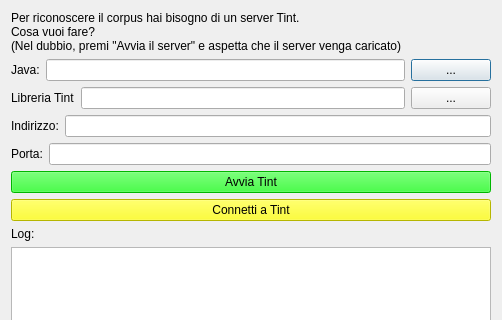
Above: forms/tint.ui from zorbaproject/Bran before the change; both pictures show x 0 to 502 and y 0 to 320 of the 502 by 481 pixel window. Below: the same form after it.
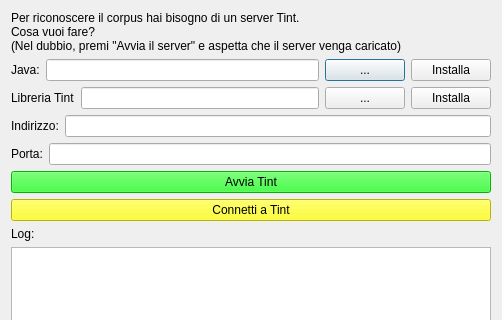
That is the form after the change.

Patch:
```diff
--- a/forms/tint.ui
+++ b/forms/tint.ui
@@ -51,6 +51,13 @@
        </property>
       </widget>
      </item>
+     <item>
+      <widget class="QPushButton" name="installJava">
+       <property name="text">
+        <string>Installa</string>
+       </property>
+      </widget>
+     </item>
     </layout>
    </item>
    <item>
@@ -72,6 +79,13 @@
        </property>
       </widget>
      </item>
+     <item>
+      <widget class="QPushButton" name="installTint">
+       <property name="text">
+        <string>Installa</string>
+       </property>
+      </widget>
+     </item>
     </layout>
    </item>
    <item>
```
